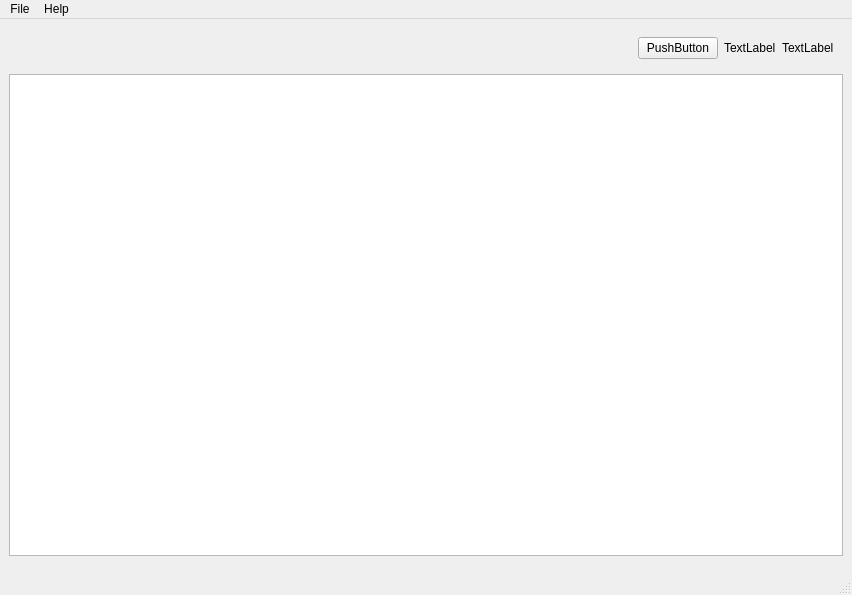
First picture: the form in forms/MainWindow.ui, repository MacAndKaj/MoturUI, before the edit.
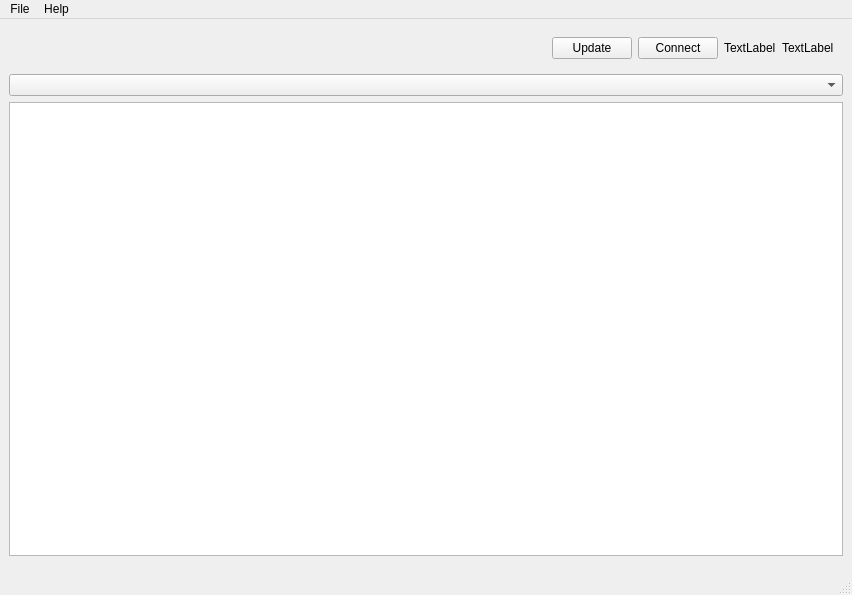
Second picture: the form after the edit.

```diff
--- a/forms/MainWindow.ui
+++ b/forms/MainWindow.ui
@@ -57,10 +57,29 @@
            </property>
           </spacer>
          </item>
+         <item>
+          <widget class="QPushButton" name="updateAccessPointsButton">
+           <property name="maximumSize">
+            <size>
+             <width>84</width>
+             <height>34</height>
+            </size>
+           </property>
+           <property name="text">
+            <string>Update</string>
+           </property>
+          </widget>
+         </item>
          <item>
           <widget class="QPushButton" name="connectionButton">
+           <property name="maximumSize">
+            <size>
+             <width>84</width>
+             <height>34</height>
+            </size>
+           </property>
            <property name="text">
-            <string>PushButton</string>
+            <string>Connect</string>
            </property>
           </widget>
          </item>
@@ -81,6 +100,9 @@
         </layout>
        </widget>
       </item>
+      <item>
+       <widget class="QComboBox" name="accessPointsComboBox"/>
+      </item>
       <item>
        <widget class="QListWidget" name="listWidget"/>
       </item>
```
